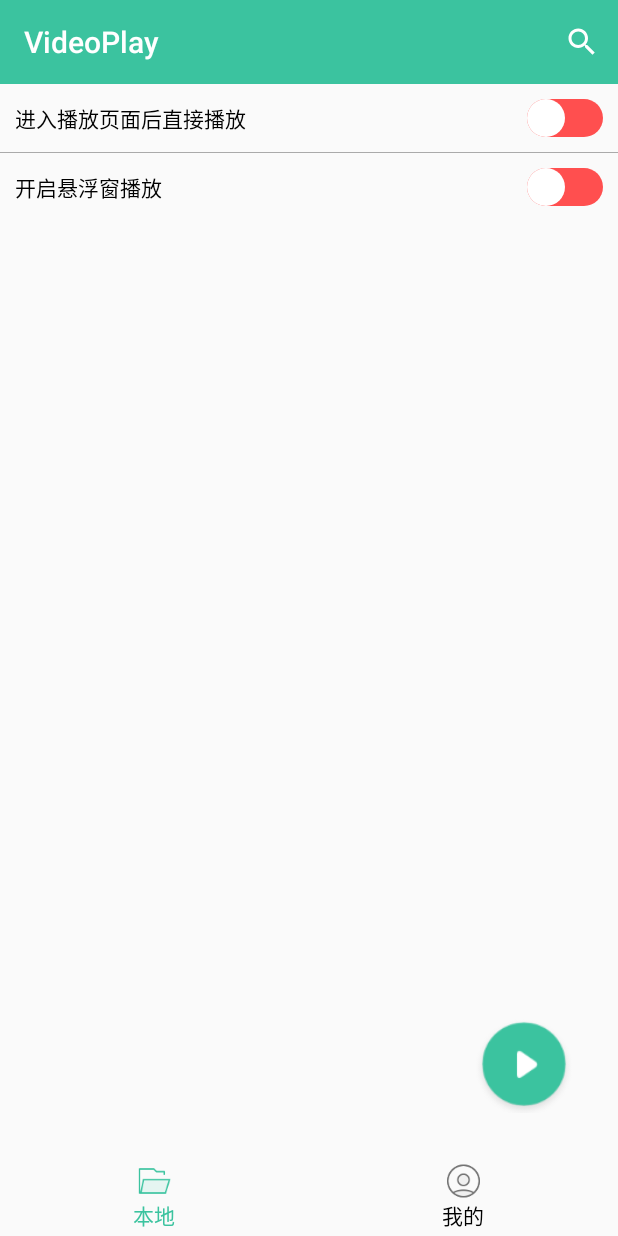
After one commit to xypmhxy/VideoPlay, an Android app: the fragment SettingFragment placed in its activity, on a phone screen of 412 x 824 dp. The commit adds this screen. Run offline under Robolectric (Android 15) with nearby library versions, the phone set to English and light mode, and no system bars; our stand-ins replace ButterKnife.

```diff
--- a/app/src/main/java/com/video/ren/videoplay/activity/MainActivity.java
+++ b/app/src/main/java/com/video/ren/videoplay/activity/MainActivity.java
@@ -1,5 +1,6 @@
 package com.video.ren.videoplay.activity;
 
+import android.content.Intent;
 import android.os.Bundle;
 import android.support.v7.widget.SearchView;
 import android.support.v7.widget.Toolbar;
@@ -13,6 +14,7 @@ import com.video.ren.videoplay.R;
 import com.video.ren.videoplay.adapter.VideoListAdapter;
 import com.video.ren.videoplay.beans.Video;
 import com.video.ren.videoplay.fragment.LocalVideoFragment;
+import com.video.ren.videoplay.fragment.SettingFragment;
 import com.video.ren.videoplay.utils.FloatWindowUtils;
 import com.video.ren.videoplay.utils.VideoUtils;
 import com.xiao.nicevideoplayer.NiceUtil;
@@ -40,47 +42,43 @@ public class MainActivity extends BaseActivity implements RadioGroup.OnCheckedCh
 
     private List<Video> list = new ArrayList<>();
     private VideoListAdapter adapter;
+    private LocalVideoFragment localVideoFragment;
+    private SettingFragment settingFragment;
 
+
+    @OnClick(R.id.image_play_main_float)
+    public void onClick(View view) {
+        String url = NiceUtil.getSavedCurrentVideo(this);
+        if (url != null) {
+            Video video = VideoUtils.findVideoByUrl(this, url);
+            if (video != null) {
+                Intent intent = new Intent(this, PlayActivity.class);
+                intent.putExtra(PlayActivity.KEY_VIDEO, video);
+                startActivity(intent);
+            }
+        }
+    }
 
     @Override
     protected void onCreate(Bundle savedInstanceState) {
         super.onCreate(savedInstanceState);
         setContentView(R.layout.activity_main);
-        getSupportFragmentManager().beginTransaction().add(R.id.container, new LocalVideoFragment()).commit();
+        getSupportFragmentManager().beginTransaction().add(R.id.container, localVideoFragment = new LocalVideoFragment()).commit();
+        getSupportFragmentManager().beginTransaction().add(R.id.container, settingFragment = new SettingFragment()).hide(settingFragment).commit();
         search.setOnQueryTextListener(this);
         radioGroupMenu.setOnCheckedChangeListener(this);
         adapter = new VideoListAdapter(list, this);
         listView.setAdapter(adapter);
     }
 
-    @OnClick(R.id.image_play_main_float)
-    public void onClick(View view) {
-        String url = NiceUtil.getSavedCurrentVideo(this);
-        if (url != null) {
-            Video video = VideoUtils.findVideoByUrl(this, url);
-            FloatWindowUtils.getInstance().startFloatWindow(this, video);
-        }
-//            if (video != null) {
-//                Intent intent = new Intent(this, PlayActivity.class);
-//                intent.putExtra(PlayActivity.KEY_VIDEO, video);
-//                startActivity(intent);
-//            }
-//        }
-//        ImageView imageView = new ImageView(this);
-//        imageView.setOnClickListener(new View.OnClickListener() {
-//            @Override
-//            public void onClick(View v) {
-//                Toast.makeText(MainActivity.this,"点击了我",Toast.LENGTH_SHORT).show();
-//        });
-//        imageView.setImageResource(R.mipmap.ic_launcher);
-
-    }
-
     @Override
     public void onCheckedChanged(RadioGroup group, int checkedId) {
         switch (checkedId) {
             case R.id.radiobtn_local:
+                getSupportFragmentManager().beginTransaction().show(localVideoFragment).hide(settingFragment).commit();
                 break;
+            case R.id.radiobtn_my:
+                getSupportFragmentManager().beginTransaction().show(settingFragment).hide(localVideoFragment).commit();
         }
     }
 
--- a/app/src/main/java/com/video/ren/videoplay/activity/PlayActivity.java
+++ b/app/src/main/java/com/video/ren/videoplay/activity/PlayActivity.java
@@ -95,7 +95,6 @@ public class PlayActivity extends BaseActivity implements HomeBroadcastReceiver.
     public void onHomeKeyPress() {
         if (videoPlayer.isPlaying()) {
             NiceVideoPlayerManager.instance().releaseNiceVideoPlayer();
-            videoPlayer.releasePlayer();
             FloatWindowUtils.getInstance().startFloatWindow(this, video);
         }
     }
--- /dev/null
+++ b/app/src/main/java/com/video/ren/videoplay/fragment/SettingFragment.java
@@ -0,0 +1,44 @@
+package com.video.ren.videoplay.fragment;
+
+import android.os.Bundle;
+import android.support.annotation.Nullable;
+import android.support.v4.app.Fragment;
+import android.util.Log;
+import android.view.LayoutInflater;
+import android.view.View;
+import android.view.ViewGroup;
+import android.widget.CompoundButton;
+import android.widget.Switch;
+
+import com.video.ren.videoplay.R;
+
+import butterknife.BindView;
+import butterknife.ButterKnife;
+import butterknife.OnCheckedChanged;
+
+/**
+ * Created by Administrator on 2017/9/13
+ */
+
+public class SettingFragment extends Fragment {
+
+
+
+    @Nullable
+    @Override
+    public View onCreateView(LayoutInflater inflater, @Nullable ViewGroup container, @Nullable Bundle savedInstanceState) {
+        View view = inflater.inflate(R.layout.fragment_setting, container, false);
+        ButterKnife.bind(this, view);
+        return view;
+    }
+
+    @Override
+    public void onActivityCreated(@Nullable Bundle savedInstanceState) {
+        super.onActivityCreated(savedInstanceState);
+    }
+
+    @OnCheckedChanged({R.id.switch_play_now, R.id.switch_float_play})
+    public void onCheckedChanged(CompoundButton buttonView, boolean isChecked) {
+        Log.d("rq", "");
+    }
+}
--- /dev/null
+++ b/app/src/main/res/drawable/switch_thumb.xml
@@ -0,0 +1,12 @@
+<?xml version="1.0" encoding="utf-8"?>
+<shape xmlns:android="http://schemas.android.com/apk/res/android"
+    android:shape="oval">
+    <size
+        android:width="25dp"
+        android:height="25dp">
+    </size>
+    <solid
+        android:color="@android:color/white">
+    </solid>
+
+</shape>
--- /dev/null
+++ b/app/src/main/res/drawable/switch_track.xml
@@ -0,0 +1,6 @@
+<?xml version="1.0" encoding="utf-8"?>
+<selector xmlns:android="http://schemas.android.com/apk/res/android">
+
+    <item android:drawable="@drawable/switch_track_on" android:state_checked="true" />
+    <item android:drawable="@drawable/switch_track_off" android:state_checked="false" />
+</selector>
--- /dev/null
+++ b/app/src/main/res/drawable/switch_track_off.xml
@@ -0,0 +1,10 @@
+<?xml version="1.0" encoding="utf-8"?>
+<shape xmlns:android="http://schemas.android.com/apk/res/android"
+    android:shape="rectangle">
+    <solid
+        android:color="@color/switch_off">
+    </solid>
+    <corners
+        android:radius="30dp">
+    </corners>
+</shape>
--- /dev/null
+++ b/app/src/main/res/drawable/switch_track_on.xml
@@ -0,0 +1,13 @@
+<?xml version="1.0" encoding="utf-8"?>
+<shape xmlns:android="http://schemas.android.com/apk/res/android"
+    android:shape="rectangle">
+
+    <solid
+        android:color="@color/switch_on">
+    </solid>
+
+    <corners
+        android:radius="32dp">
+    </corners>
+
+</shape>
--- /dev/null
+++ b/app/src/main/res/layout/fragment_setting.xml
@@ -0,0 +1,42 @@
+<?xml version="1.0" encoding="utf-8"?>
+<LinearLayout xmlns:android="http://schemas.android.com/apk/res/android"
+    xmlns:app="http://schemas.android.com/apk/res-auto"
+    android:layout_width="match_parent"
+    android:layout_height="match_parent"
+    android:orientation="vertical">
+
+    <RelativeLayout
+        android:layout_width="match_parent"
+        android:layout_height="wrap_content"
+        android:padding="10dp">
+
+        <TextView
+            style="@style/setting_text_style"
+            android:text="@string/play_now" />
+
+        <android.support.v7.widget.SwitchCompat
+            android:id="@+id/switch_play_now"
+            style="@style/SwichBtnStyle"
+            app:track="@drawable/switch_track" />
+    </RelativeLayout>
+
+    <View
+        android:layout_width="match_parent"
+        android:layout_height="1px"
+        android:background="@android:color/darker_gray" />
+
+    <RelativeLayout
+        android:layout_width="match_parent"
+        android:layout_height="wrap_content"
+        android:padding="10dp">
+
+        <TextView
+            style="@style/setting_text_style"
+            android:text="@string/is_float_window" />
+
+        <android.support.v7.widget.SwitchCompat
+            android:id="@+id/switch_float_play"
+            style="@style/SwichBtnStyle"
+            app:track="@drawable/switch_track" />
+    </RelativeLayout>
+</LinearLayout>
--- a/app/src/main/res/values/colors.xml
+++ b/app/src/main/res/values/colors.xml
@@ -3,4 +3,6 @@
     <color name="colorPrimary">#3BC39F</color>
     <color name="colorPrimaryDark">#3BC39F</color>
     <color name="colorAccent">#3BC39F</color>
+    <color name="switch_on">#3BC39F</color>
+    <color name="switch_off">#FF4F4F</color>
 </resources>
--- a/app/src/main/res/values/strings.xml
+++ b/app/src/main/res/values/strings.xml
@@ -6,4 +6,6 @@
     <string name="search_hint">输入视频名称</string>
     <string name="local">本地</string>
     <string name="my">我的</string>
+    <string name="play_now">进入播放页面后直接播放</string>
+    <string name="is_float_window">开启悬浮窗播放</string>
 </resources>
--- a/app/src/main/res/values/styles.xml
+++ b/app/src/main/res/values/styles.xml
@@ -32,4 +32,22 @@
         <item name="android:textColor">@drawable/select_menu_text</item>
         <item name="android:checked">false</item>
     </style>
+
+    <style name="setting_text_style">
+        <item name="android:layout_centerVertical">true</item>
+        <item name="android:layout_width">wrap_content</item>
+        <item name="android:layout_height">wrap_content</item>
+        <item name="android:textColor">@android:color/black</item>
+        <item name="android:textSize">14sp</item>
+    </style>
+
+    <style name="SwichBtnStyle">
+        <item name="android:layout_width">wrap_content</item>
+        <item name="android:layout_height">wrap_content</item>
+        <item name="android:background">@null</item>
+        <item name="android:thumb">@drawable/switch_thumb</item>
+        <item name="android:layout_alignParentEnd">true</item>
+        <item name="android:layout_centerVertical">true</item>
+        <item name="android:checked">false</item>
+    </style>
 </resources>
```
Also changed, not shown: app/src/main/java/com/video/ren/videoplay/fragment/LocalVideoFragment.java (+5 -4 lines), app/src/main/java/com/video/ren/videoplay/utils/FloatWindowUtils.java (+27 -7 lines), app/src/main/java/com/video/ren/videoplay/utils/HomeKeyUtils.java (deleted, +0 -38 lines), app/src/main/res/layout/float_play.xml (+8 -2 lines), nicevideoplayer/src/main/java/com/xiao/nicevideoplayer/NiceVideoPlayer.java (+21 -0 lines), app/src/main/res/drawable-xhdpi/swich_off.png (deleted), app/src/main/res/drawable-xhdpi/swich_on.png (deleted).
